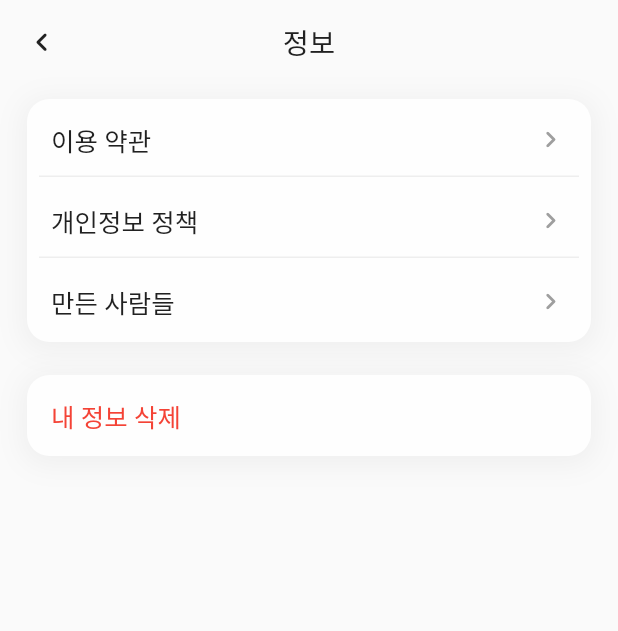
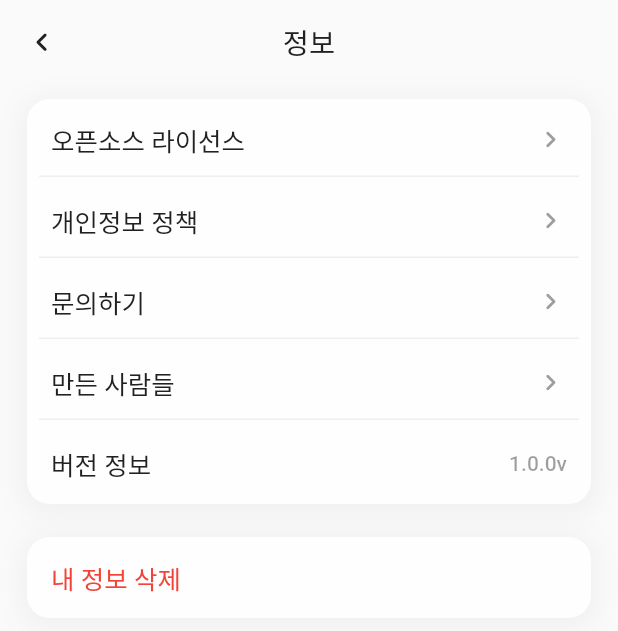
Before and after one commit to wkkyu088/hear_for_you, a Flutter app: the DataSetting screen opened directly, on a phone screen of 412 x 824 dp. Shown: the top 631 px of the screen. Run offline on Flutter 3.47's test engine with Material 2 defaults, Android fonts, the light colour scheme and no system bars; our stand-ins replace carousel_slider, dio, flutter_local_notifications, image_gallery_saver, loading_animation_widget, permission_handler and 5 more; missing offline and left inert: android_alarm_manager_plus, audio_session, colorful_safe_area, flutter_sound, flutter_sound_platform_interface, siri_wave and 2 more; accounts and stored records are empty; Roboto replaces fonts that are missing (PretendardBold, PretendardMedium).

Commit message:
정보 탭 완료 - 라이센스, 개인정보 정책, 문의하기, 만든 사람들, 버전정보

```diff
--- a/lib/screens/settings/data_setting.dart
+++ b/lib/screens/settings/data_setting.dart
@@ -1,5 +1,7 @@
 import 'package:flutter/material.dart';
 import 'package:hear_for_you/screens/login_screen.dart';
+import 'package:hear_for_you/screens/settings/developers.dart';
+import 'package:hear_for_you/screens/settings/privacy_policy.dart';
 import 'package:hear_for_you/widgets/custom_card.dart';
 import 'package:hear_for_you/widgets/custom_dialog.dart';
 import 'package:hear_for_you/widgets/setting_appbar.dart';
@@ -17,6 +19,8 @@ class DataSetting extends StatefulWidget {
 class _DataSettingState extends State<DataSetting> {
   @override
   Widget build(BuildContext context) {
+    String version = "1.0.0v";
+
     // 설정 타이틀의 스타일
     TextStyle settingTitleStyle(color) {
       return TextStyle(
@@ -32,13 +36,35 @@ class _DataSettingState extends State<DataSetting> {
     // 각 설정 목록, 누르면 해당 페이지로 이동
     Widget settingItem(title, action, screen) {
       return TextButton(
-        onPressed: () {
-          Navigator.push(
-                  context, MaterialPageRoute(builder: (context) => screen))
-              .then((value) => setState(
-                    () {},
-                  ));
-        },
+        onPressed: screen != null
+            ? () {
+                if (screen == "license") {
+                  Navigator.of(context).push(MaterialPageRoute(
+                      builder: (_) =>
+                          LicensePage(applicationVersion: version)));
+                } else if (screen == "email") {
+                  showDialog(
+                      context: context,
+                      builder: (builder) {
+                        return oneButtonDialog(
+                          context,
+                          "문의하기",
+                          "문의 사항이 있는 경우,\n아래 이메일로 연락바랍니다 :)\npeoples221120@gmail.com",
+                          "확인",
+                          () {
+                            Navigator.pop(context);
+                          },
+                        );
+                      });
+                } else {
+                  Navigator.push(context,
+                          MaterialPageRoute(builder: (context) => screen))
+                      .then((value) => setState(
+                            () {},
+                          ));
+                }
+              }
+            : null,
         style: TextButton.styleFrom(
           primary: kGrey5,
         ),
@@ -46,7 +72,7 @@ class _DataSettingState extends State<DataSetting> {
           children: [
             Text(title, style: settingTitleStyle(darkMode ? kWhite : kBlack)),
             const Spacer(),
-            action,
+            screen != null ? action : Text(version),
           ],
         ),
       );
@@ -65,19 +91,31 @@ class _DataSettingState extends State<DataSetting> {
               Column(
                 children: [
                   settingItem(
-                    '이용 약관',
+                    '오픈소스 라이선스',
                     chevronIcon,
-                    null,
+                    "license",
                   ),
                   spacer(const EdgeInsets.only(bottom: 5)),
                   settingItem(
                     '개인정보 정책',
                     chevronIcon,
-                    null,
+                    const PrivacyPolicy(),
+                  ),
+                  spacer(const EdgeInsets.only(bottom: 5)),
+                  settingItem(
+                    '문의하기',
+                    chevronIcon,
+                    "email",
                   ),
                   spacer(const EdgeInsets.only(bottom: 5)),
                   settingItem(
                     '만든 사람들',
+                    chevronIcon,
+                    const Developers(),
+                  ),
+                  spacer(const EdgeInsets.only(bottom: 5)),
+                  settingItem(
+                    '버전 정보',
                     chevronIcon,
                     null,
                   ),
@@ -126,8 +164,8 @@ class _DataSettingState extends State<DataSetting> {
 
                             if (!mounted) return;
                             Navigator.pushAndRemoveUntil(
-                                context,
-                                MaterialPageRoute(
+                              context,
+                              MaterialPageRoute(
                                   builder: (context) => const LoginScreen()),
                               (route) => false,
                             );
--- /dev/null
+++ b/lib/screens/settings/privacy_policy.dart
@@ -0,0 +1,161 @@
+import 'package:flutter/material.dart';
+import 'package:hear_for_you/widgets/setting_appbar.dart';
+
+import '../../constants.dart';
+
+class PrivacyPolicy extends StatelessWidget {
+  const PrivacyPolicy({Key? key}) : super(key: key);
+
+  @override
+  Widget build(BuildContext context) {
+    return Scaffold(
+      backgroundColor: darkMode ? kBlack : kGrey1,
+      appBar: settingAppbar('개인정보 정책', context),
+      body: SingleChildScrollView(
+        child: Container(
+          padding: const EdgeInsets.symmetric(vertical: 10, horizontal: 18),
+          margin: const EdgeInsets.only(bottom: 50),
+          child: const Text(
+              """< Peoples >('http://www.hearforyou.site'이하 '피플즈')은(는) 「개인정보 보호법」 제30조에 따라 정보주체의 개인정보를 보호하고 이와 관련한 고충을 신속하고 원활하게 처리할 수 있도록 하기 위하여 다음과 같이 개인정보 처리방침을 수립·공개합니다.
+
+○ 이 개인정보처리방침은 2023년 1월 8부터 적용됩니다.
+
+
+제1조(개인정보의 처리 목적)
+
+< Peoples >('http://www.hearforyou.site'이하 '피플즈')은(는) 다음의 목적을 위하여 개인정보를 처리합니다. 처리하고 있는 개인정보는 다음의 목적 이외의 용도로는 이용되지 않으며 이용 목적이 변경되는 경우에는 「개인정보 보호법」 제18조에 따라 별도의 동의를 받는 등 필요한 조치를 이행할 예정입니다.
+
+1. 재화 또는 서비스 제공
+
+서비스 제공, 맞춤서비스 제공을 목적으로 개인정보를 처리합니다.
+
+
+2. 마케팅 및 광고에의 활용
+
+접속빈도 파악 또는 회원의 서비스 이용에 대한 통계 등을 목적으로 개인정보를 처리합니다.
+
+
+
+
+제2조(개인정보의 처리 및 보유 기간)
+
+① < Peoples >은(는) 법령에 따른 개인정보 보유·이용기간 또는 정보주체로부터 개인정보를 수집 시에 동의받은 개인정보 보유·이용기간 내에서 개인정보를 처리·보유합니다.
+
+② 각각의 개인정보 처리 및 보유 기간은 다음과 같습니다.
+
+
+
+제3조(처리하는 개인정보의 항목)
+
+① < Peoples >은(는) 다음의 개인정보 항목을 처리하고 있습니다.
+
+1< 재화 또는 서비스 제공 >
+필수항목 : 스마트폰 녹음 파일
+선택항목 :
+
+
+제4조(개인정보의 파기절차 및 파기방법)
+
+
+① < Peoples > 은(는) 개인정보 보유기간의 경과, 처리목적 달성 등 개인정보가 불필요하게 되었을 때에는 지체없이 해당 개인정보를 파기합니다.
+
+② 정보주체로부터 동의받은 개인정보 보유기간이 경과하거나 처리목적이 달성되었음에도 불구하고 다른 법령에 따라 개인정보를 계속 보존하여야 하는 경우에는, 해당 개인정보를 별도의 데이터베이스(DB)로 옮기거나 보관장소를 달리하여 보존합니다.
+1. 법령 근거 :
+2. 보존하는 개인정보 항목 : 계좌정보, 거래날짜
+
+③ 개인정보 파기의 절차 및 방법은 다음과 같습니다.
+1. 파기절차
+< Peoples > 은(는) 파기 사유가 발생한 개인정보를 선정하고, < Peoples > 의 개인정보 보호책임자의 승인을 받아 개인정보를 파기합니다.
+
+
+
+제5조(정보주체와 법정대리인의 권리·의무 및 그 행사방법에 관한 사항)
+
+
+
+① 정보주체는 Peoples에 대해 언제든지 개인정보 열람·정정·삭제·처리정지 요구 등의 권리를 행사할 수 있습니다.
+
+② 제1항에 따른 권리 행사는Peoples에 대해 「개인정보 보호법」 시행령 제41조제1항에 따라 서면, 전자우편, 모사전송(FAX) 등을 통하여 하실 수 있으며 Peoples은(는) 이에 대해 지체 없이 조치하겠습니다.
+
+③ 제1항에 따른 권리 행사는 정보주체의 법정대리인이나 위임을 받은 자 등 대리인을 통하여 하실 수 있습니다.이 경우 “개인정보 처리 방법에 관한 고시(제2020-7호)” 별지 제11호 서식에 따른 위임장을 제출하셔야 합니다.
+
+④ 개인정보 열람 및 처리정지 요구는 「개인정보 보호법」 제35조 제4항, 제37조 제2항에 의하여 정보주체의 권리가 제한 될 수 있습니다.
+
+⑤ 개인정보의 정정 및 삭제 요구는 다른 법령에서 그 개인정보가 수집 대상으로 명시되어 있는 경우에는 그 삭제를 요구할 수 없습니다.
+
+⑥ Peoples은(는) 정보주체 권리에 따른 열람의 요구, 정정·삭제의 요구, 처리정지의 요구 시 열람 등 요구를 한 자가 본인이거나 정당한 대리인인지를 확인합니다.
+
+
+
+제6조(개인정보의 안전성 확보조치에 관한 사항)
+
+< Peoples >은(는) 개인정보의 안전성 확보를 위해 다음과 같은 조치를 취하고 있습니다.
+
+1. 개인정보의 암호화
+이용자의 개인정보는 비밀번호는 암호화 되어 저장 및 관리되고 있어, 본인만이 알 수 있으며 중요한 데이터는 파일 및 전송 데이터를 암호화 하거나 파일 잠금 기능을 사용하는 등의 별도 보안기능을 사용하고 있습니다.
+
+
+
+
+제7조(개인정보를 자동으로 수집하는 장치의 설치·운영 및 그 거부에 관한 사항)
+
+
+
+Peoples 은(는) 정보주체의 이용정보를 저장하고 수시로 불러오는 ‘쿠키(cookie)’를 사용하지 않습니다.
+
+제8조 (개인정보 보호책임자에 관한 사항)
+
+① Peoples 은(는) 개인정보 처리에 관한 업무를 총괄해서 책임지고, 개인정보 처리와 관련한 정보주체의 불만처리 및 피해구제 등을 위하여 아래와 같이 개인정보 보호책임자를 지정하고 있습니다.
+
+▶ 개인정보 보호책임자
+성명 :정호종
+직책 :개발자
+직급 :팀원
+연락처 :010-9655-0901, zac0328@naver.com,
+※ 개인정보 보호 담당부서로 연결됩니다.
+
+▶ 개인정보 보호 담당부서
+부서명 :
+담당자 :
+연락처 :, ,
+② 정보주체께서는 Peoples 의 서비스(또는 사업)을 이용하시면서 발생한 모든 개인정보 보호 관련 문의, 불만처리, 피해구제 등에 관한 사항을 개인정보 보호책임자 및 담당부서로 문의하실 수 있습니다. Peoples 은(는) 정보주체의 문의에 대해 지체 없이 답변 및 처리해드릴 것입니다.
+
+제9조(개인정보의 열람청구를 접수·처리하는 부서)
+정보주체는 ｢개인정보 보호법｣ 제35조에 따른 개인정보의 열람 청구를 아래의 부서에 할 수 있습니다.
+< Peoples >은(는) 정보주체의 개인정보 열람청구가 신속하게 처리되도록 노력하겠습니다.
+
+▶ 개인정보 열람청구 접수·처리 부서
+부서명 :
+담당자 :
+연락처 : , ,
+
+
+제10조(정보주체의 권익침해에 대한 구제방법)
+
+
+
+정보주체는 개인정보침해로 인한 구제를 받기 위하여 개인정보분쟁조정위원회, 한국인터넷진흥원 개인정보침해신고센터 등에 분쟁해결이나 상담 등을 신청할 수 있습니다. 이 밖에 기타 개인정보침해의 신고, 상담에 대하여는 아래의 기관에 문의하시기 바랍니다.
+
+1. 개인정보분쟁조정위원회 : (국번없이) 1833-6972 (www.kopico.go.kr)
+2. 개인정보침해신고센터 : (국번없이) 118 (privacy.kisa.or.kr)
+3. 대검찰청 : (국번없이) 1301 (www.spo.go.kr)
+4. 경찰청 : (국번없이) 182 (ecrm.cyber.go.kr)
+
+「개인정보보호법」제35조(개인정보의 열람), 제36조(개인정보의 정정·삭제), 제37조(개인정보의 처리정지 등)의 규정에 의한 요구에 대 하여 공공기관의 장이 행한 처분 또는 부작위로 인하여 권리 또는 이익의 침해를 받은 자는 행정심판법이 정하는 바에 따라 행정심판을 청구할 수 있습니다.
+
+※ 행정심판에 대해 자세한 사항은 중앙행정심판위원회(www.simpan.go.kr) 홈페이지를 참고하시기 바랍니다.
+
+제11조(개인정보 처리방침 변경)
+
+
+법률이나 서비스의 변경사항을 반영하기 위한 목적 등으로 개인정보처리방침을 수정할 수 있습니다.
+개인정보처리방침이 변경되는 경우 Hear For You는 변경사항을 게시하며, 변경된 개인정보처리방침은 게시한 날로부터 7일 이후에 효력이 발생합니다.
+
+다만, 수집하는 개인정보의 항목, 이용목적의 변경 등과 같이 이용자 권리의 중대한 변경이 발생할 때에는 최소 30일 전에 미리 고지하겠습니다.
+
+공고일자 : 2023년 1월 8일"""),
+        ),
+      ),
+    );
+  }
+}
--- a/lib/widgets/custom_dialog.dart
+++ b/lib/widgets/custom_dialog.dart
@@ -27,7 +27,7 @@ Widget oneButtonDialog(context, title, content, btn, onPressed,
                 content,
                 textAlign: TextAlign.center,
                 style: TextStyle(
-                  fontSize: kM,
+                  fontSize: kS + 1,
                   height: 1.4,
                   color: darkMode ? kWhite : color,
                 ),
@@ -80,7 +80,7 @@ Widget twoButtonDialog(
                 content,
                 textAlign: TextAlign.center,
                 style: TextStyle(
-                  fontSize: kM,
+                  fontSize: kS + 1,
                   height: 1.4,
                   color: darkMode ? kWhite : kBlack,
                 ),
```
Also changed, not shown: lib/main.dart (+17 -1 lines), lib/screens/settings/developers.dart (added, +129 -0 lines), lib/assets/images/dev01.png (added), lib/assets/images/dev02.png (added), lib/assets/images/dev03.png (added).
